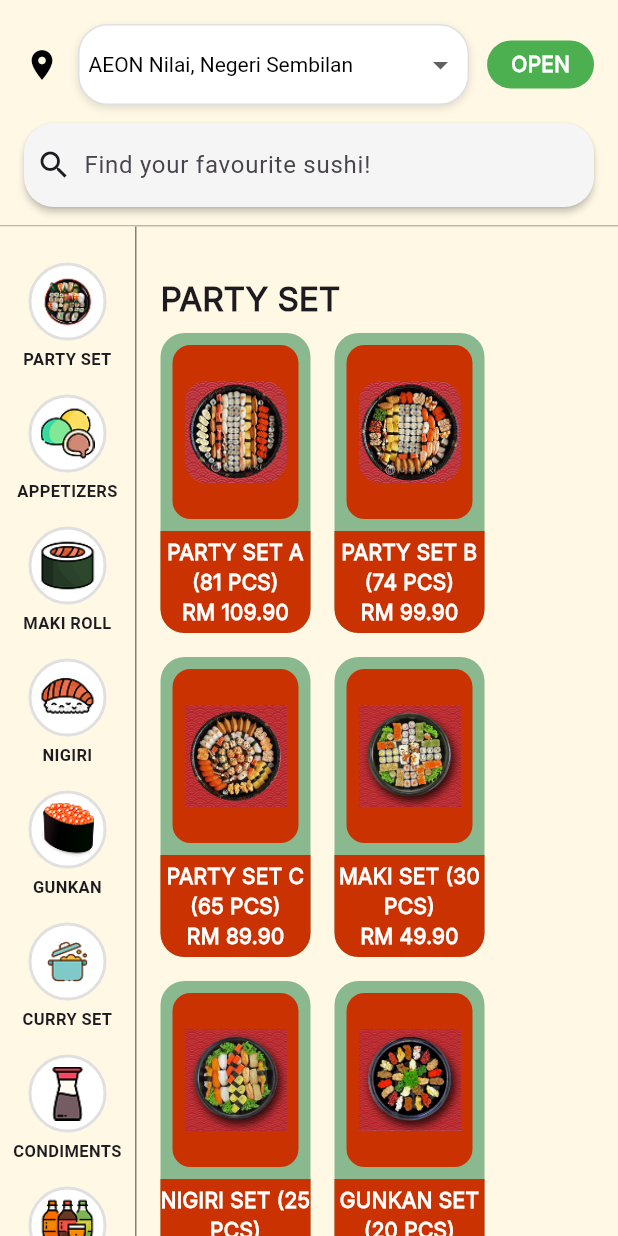
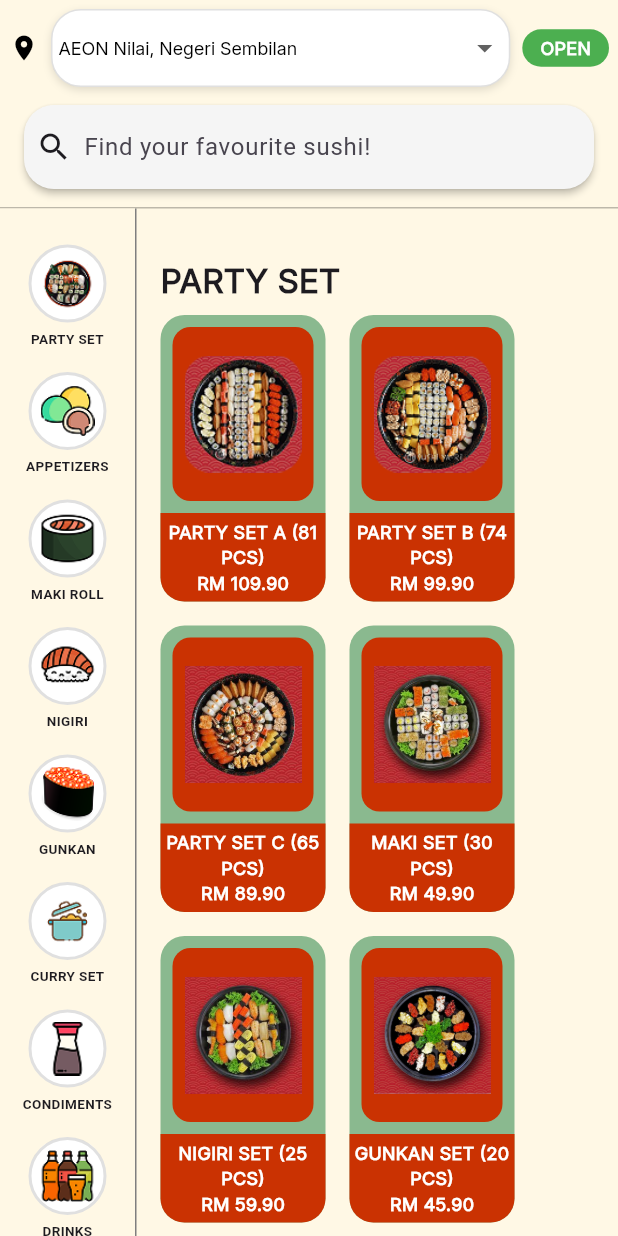
Before and after one commit to raymondlhh/Mobile_A1, a Flutter app: the MenuScreen screen opened directly, on a phone screen of 412 x 824 dp. Run offline on Flutter 3.47's test engine with Material 3 defaults, Android fonts, the phone set to English and light mode, and no system bars; our stand-ins replace image_picker; Roboto replaces fonts that are missing (PermanentMarker).

Commit message:
shrinked overall sizing to fit small phone emulator

```diff
--- a/lib/screens/menu/menu_screen.dart
+++ b/lib/screens/menu/menu_screen.dart
@@ -137,16 +137,16 @@ class _MenuScreenState extends State<MenuScreen> {
           children: [
             // Top Row 1: Branch Selector
             Padding(
-              padding: const EdgeInsets.fromLTRB(16, 16, 16, 0),
+              padding: const EdgeInsets.fromLTRB(6, 6, 6, 0),
               child: Row(
                 children: [
-                  const Icon(Icons.location_on, color: Colors.black),
-                  const SizedBox(width: 12),
+                  const Icon(Icons.location_on, color: Colors.black, size: 20),
+                  const SizedBox(width: 8),
                   Expanded(
                     child: Container(
                       padding: const EdgeInsets.symmetric(
-                        horizontal: 6,
-                        vertical: 2,
+                        horizontal: 4,
+                        vertical: 1,
                       ),
                       decoration: BoxDecoration(
                         color: Colors.white,
@@ -163,11 +163,11 @@ class _MenuScreenState extends State<MenuScreen> {
                       child: _BranchDropdown(),
                     ),
                   ),
-                  const SizedBox(width: 12),
+                  const SizedBox(width: 8),
                   Container(
                     padding: const EdgeInsets.symmetric(
-                      horizontal: 16,
-                      vertical: 6,
+                      horizontal: 12,
+                      vertical: 4,
                     ),
                     decoration: BoxDecoration(
                       color: Colors.green,
@@ -179,6 +179,7 @@ class _MenuScreenState extends State<MenuScreen> {
                         fontFamily: 'Inter',
                         fontWeight: FontWeight.bold,
                         color: Colors.white,
+                        fontSize: 12,
                       ),
                     ),
                   ),
@@ -391,7 +392,7 @@ class _SideNavItem extends StatelessWidget {
             Text(
               label,
               style: const TextStyle(
-                fontSize: 11,
+                fontSize: 9,
                 fontWeight: FontWeight.bold,
                 fontFamily: 'PermanentMarker',
               ),
@@ -483,7 +484,7 @@ class _MenuItem extends StatelessWidget {
         );
       },
       child: Container(
-        width: 100,
+        width: 110,
         decoration: BoxDecoration(
           color: const Color(0xFF8AB98F),
           borderRadius: BorderRadius.circular(16),
@@ -520,7 +521,7 @@ class _MenuItem extends StatelessWidget {
                     style: const TextStyle(
                       fontWeight: FontWeight.bold,
                       color: Colors.white,
-                      fontSize: 14,
+                      fontSize: 12,
                       fontFamily: 'Inter',
                     ),
                     textAlign: TextAlign.center,
@@ -530,7 +531,7 @@ class _MenuItem extends StatelessWidget {
                     style: const TextStyle(
                       fontWeight: FontWeight.bold,
                       color: Colors.white,
-                      fontSize: 14,
+                      fontSize: 12,
                       fontFamily: 'Inter',
                     ),
                   ),
@@ -572,7 +573,11 @@ class _BranchDropdownState extends State<_BranchDropdown> {
             });
           }
         },
-        style: const TextStyle(color: Colors.black),
+        style: const TextStyle(
+          color: Colors.black,
+          fontSize: 12,
+          fontFamily: 'Inter',
+        ),
         icon: const Icon(Icons.arrow_drop_down),
       ),
     );
```
